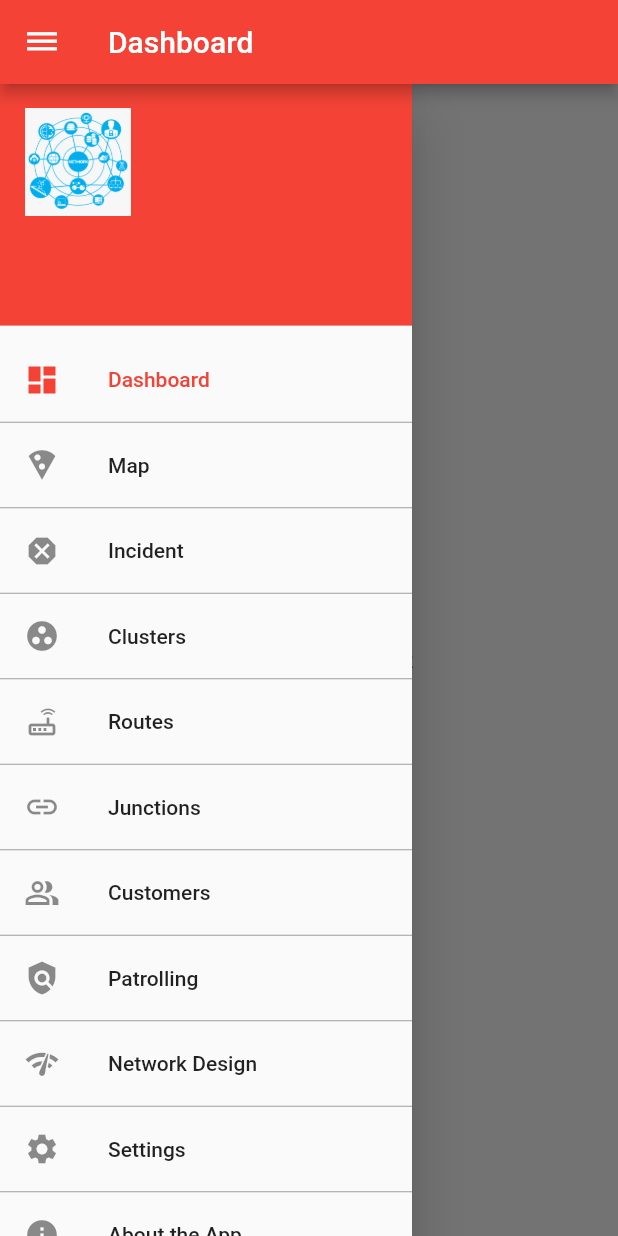
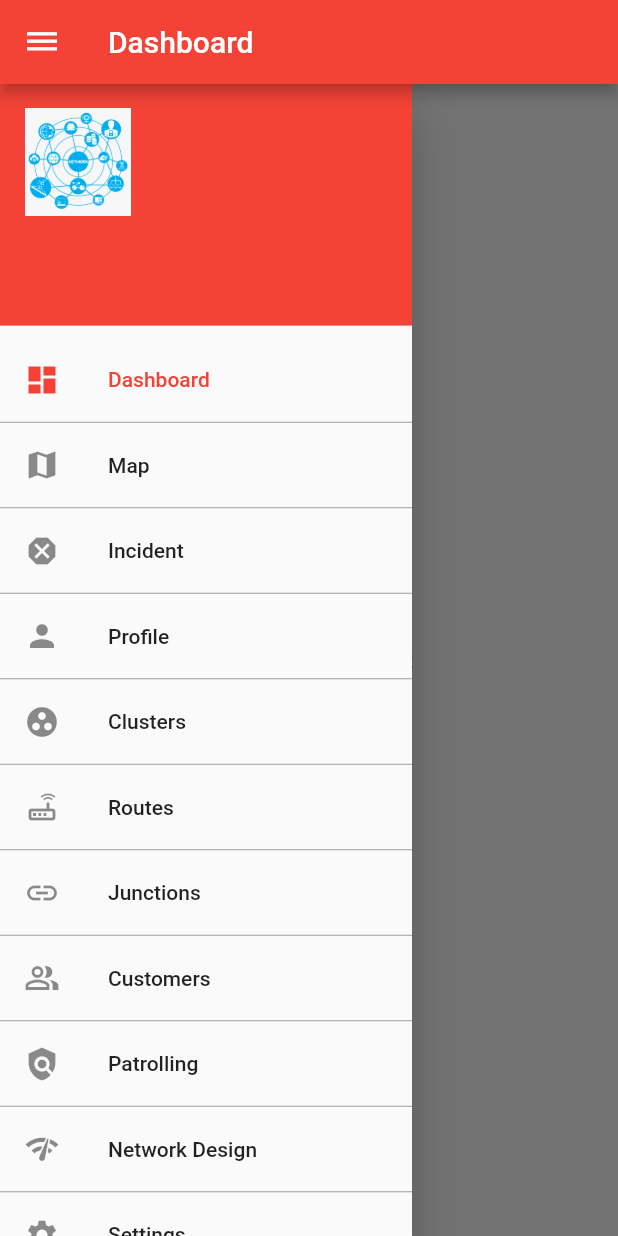
Before and after one commit to MartinMbae/sfc_network, a Flutter app: the HomePage screen opened directly, after a tap on the "dehaze" icon, on a phone screen of 412 x 824 dp. Run offline on Flutter 3.47's test engine with Material 2 defaults, Android fonts, the phone set to English and light mode, and no system bars; our stand-ins replace flutter_form_builder, flutter_screenutil, google_fonts, image_picker, shared_preferences; missing offline and left inert: ars_progress_dialog, flutter_awesome_alert_box; accounts and stored records are empty; statements that could not run were skipped.

Commit message:
Added user profile

```diff
--- a/lib/fragments/update_password.dart
+++ b/lib/fragments/update_password.dart
@@ -4,7 +4,10 @@ import 'package:flutter/material.dart';
 class UpdatePassword extends StatelessWidget {
   @override
   Widget build(BuildContext context) {
-    return  Padding(
+
+    return Scaffold(
+      appBar: AppBar(title: Text("Update Password"),),
+      body:  Padding(
         padding: EdgeInsets.symmetric(vertical: 8, horizontal: 16),
         child: ListView(
           children: [
@@ -96,6 +99,7 @@ class UpdatePassword extends StatelessWidget {
             )
           ],
         ),
+      ) ,
     );
   }
 }
--- a/lib/pages/home_page.dart
+++ b/lib/pages/home_page.dart
@@ -1,95 +1,103 @@
+import 'package:flutter/material.dart';
 import 'package:flutter_network/fragments/first_fragment.dart';
+import 'package:flutter_network/fragments/profile_page.dart';
 import 'package:flutter_network/fragments/report_incident.dart';
-import 'package:flutter_network/fragments/second_fragment.dart';
-import 'package:flutter/material.dart';
 import 'package:flutter_network/fragments/update_password.dart';
 import 'package:flutter_network/models/user.dart';
 import 'package:flutter_network/pages/login.dart';
+import 'package:flutter_network/utils/constants.dart';
 import 'package:flutter_network/utils/shared_pref.dart';
 import 'package:flutter_screenutil/flutter_screenutil.dart';
 
 class DrawerItem {
   String title;
   IconData icon;
-  DrawerItem(this.title, this.icon);
+  String tag;
+  DrawerItem({this.title, this.tag, this.icon});
 }
 
 class HomePage extends StatefulWidget {
   final drawerItems = [
-     DrawerItem("Dashboard", Icons.dashboard),
-     DrawerItem("Map", Icons.local_pizza),
-    DrawerItem("Incident", Icons.dangerous),
-     DrawerItem("Clusters", Icons.group_work),
-     DrawerItem("Routes", Icons.router_outlined),
-     DrawerItem("Junctions", Icons.link),
-     DrawerItem("Customers", Icons.people_alt_outlined),
-     DrawerItem("Patrolling", Icons.policy_sharp),
-     DrawerItem("Network Design", Icons.network_check),
-     DrawerItem("Settings", Icons.settings),
-     DrawerItem("About the App", Icons.info),
-     DrawerItem("Profile", Icons.person),
-     DrawerItem("Log out", Icons.logout),
+    DrawerItem(title: "Dashboard", icon: Icons.dashboard, tag: DASHBOARD),
+    DrawerItem(title: "Map", icon: Icons.map),
+    DrawerItem(title: "Incident", icon: Icons.dangerous, tag: INCIDENTS),
+    DrawerItem(title: "Profile", icon: Icons.person, tag: VIEW_PROFILE),
+    DrawerItem(title: "Clusters", icon: Icons.group_work),
+    DrawerItem(title: "Routes", icon: Icons.router_outlined),
+    DrawerItem(title: "Junctions", icon: Icons.link),
+    DrawerItem(title: "Customers", icon: Icons.people_alt_outlined),
+    DrawerItem(title: "Patrolling", icon: Icons.policy_sharp),
+    DrawerItem(title: "Network Design", icon: Icons.network_check),
+    DrawerItem(title: "Settings", icon: Icons.settings),
+    DrawerItem(title: "About the App", icon: Icons.info),
+    DrawerItem(title: "Profile", icon: Icons.person),
+    DrawerItem(title: "Log out", icon: Icons.logout, tag: LOGOUT),
   ];
 
   @override
   State<StatefulWidget> createState() {
-    return  HomePageState();
+    return HomePageState();
   }
 }
 
 class HomePageState extends State<HomePage> {
-  int _selectedDrawerIndex = 0;
+  String selectedDrawerTag = DASHBOARD;
+  int selectedDrawerIndex = 0;
 
-  _getDrawerItemWidget(int pos) {
-    switch (pos) {
-      case 0:
-        return  FirstFragment();
-      case 1:
-        return  SecondFragment();
-      case 2:
-        return  UpdatePassword();
-      case 3:
-        return  ReportIncident();
-      case 4:
-        return  UpdatePassword();
+  User loggedInUser;
+
+  _getDrawerItemWidget(String drawer_tag) {
+    switch (drawer_tag) {
+      case DASHBOARD:
+        return FirstFragment();
+      case UPDATE_PROFILE:
+        return UpdatePassword();
+      case VIEW_PROFILE:
+        return ProfilePage(loggedInUser: loggedInUser,);
+      case INCIDENTS:
+        return ReportIncident();
       default:
-        return  Text("Error");
+        return Text("Error");
     }
-  }
-
-  _onSelectItem(int index) {
-    setState(() => _selectedDrawerIndex = index);
-    Navigator.of(context).pop(); // close the drawer
   }
 
   @override
   Widget build(BuildContext context) {
-
     final screenHeight = MediaQuery.of(context).size.height;
     List<Widget> drawerOptions = [];
     for (var i = 0; i < widget.drawerItems.length; i++) {
       var d = widget.drawerItems[i];
-      drawerOptions.add(
-          Column(
+      drawerOptions.add(Column(
         children: [
           ListTile(
-              leading:  Icon(d.icon),
-              title:  Text(d.title),
-              selected: i == _selectedDrawerIndex,
-              onTap: () => _onSelectItem(i),
+            leading: Icon(d.icon),
+            title: Text(d.title),
+            selected: d.tag == selectedDrawerTag,
+            onTap: () async{
+              if (d.tag == LOGOUT){
+                SessionManager prefs = SessionManager();
+                await prefs.logout();
+                Navigator.pushReplacement(context, MaterialPageRoute(builder: (context) => LoginPage()));
+                return;
+              }
+
+              setState(() {
+                selectedDrawerTag = d.tag;
+                selectedDrawerIndex = i;
+              });
+              Navigator.of(context).pop();
+            },
           ),
           Divider(
             height: 1,
             color: Colors.grey,
           ),
         ],
-          )
-      );
+      ));
     }
     GlobalKey<ScaffoldState> _scaffoldKey = new GlobalKey();
 
-    Future<User> getUserDetails() async{
-      await Future.delayed(Duration(seconds: 3));
+    Future<User> getUserDetails() async {
       SessionManager prefs = SessionManager();
       String firstName = await prefs.getFirstName();
       String lastName = await prefs.getLastName();
@@ -97,15 +105,20 @@ class HomePageState extends State<HomePage> {
       String email = await prefs.getEmail();
       String phone = await prefs.getPhone();
       int id = await prefs.getId();
-
-      User loggedInUser = User(id: id, firstName: firstName, lastName: lastName, username: username, email: email, phone: phone );
+      loggedInUser = User(
+          id: id,
+          firstName: firstName,
+          lastName: lastName,
+          username: username,
+          email: email,
+          phone: phone);
       return loggedInUser;
     }
 
-    return  Scaffold(
+    return Scaffold(
       primary: true,
-      appBar:  AppBar(
-      title:  Text(widget.drawerItems[_selectedDrawerIndex].title),
+      appBar: AppBar(
+        title: Text(widget.drawerItems[selectedDrawerIndex].title),
         leading: IconButton(
             icon: Icon(Icons.dehaze),
             onPressed: () {
@@ -118,38 +131,35 @@ class HomePageState extends State<HomePage> {
       ),
       body: Scaffold(
         key: _scaffoldKey,
-        drawer:  Container(
+        drawer: Container(
           width: 240.w,
           child: Drawer(
-            child:  SingleChildScrollView(
+            child: SingleChildScrollView(
               child: Column(
                 children: <Widget>[
                   FutureBuilder(
-                      builder: (context, snapshot){
-                        if (snapshot.hasData){
+                    builder: (context, snapshot) {
+                      if (snapshot.hasData) {
                         User loggedInUser = snapshot.data;
-
-                          print(loggedInUser.username);
-
                         return UserAccountsDrawerHeader(
-                            accountName:  Text("${loggedInUser.firstName} ${loggedInUser.lastName}"),
+                          accountName: Text(
+                              "${loggedInUser.firstName} ${loggedInUser.lastName}"),
                           accountEmail: Text("${loggedInUser.email}"),
                           currentAccountPicture: Image.asset('assets/net1.png'),
                         );
-                        }else if (snapshot.hasError){
+                      } else if (snapshot.hasError) {
                         return UserAccountsDrawerHeader(
-                            accountName:  Text("Error fetching..."),
+                          accountName: Text("Error fetching..."),
                           accountEmail: Text("Error fetching"),
                           currentAccountPicture: Image.asset('assets/net1.png'),
                         );
-                        }else{
+                      } else {
                         return UserAccountsDrawerHeader(
-                            accountName:  CircularProgressIndicator(),
+                          accountName: CircularProgressIndicator(),
                           accountEmail: CircularProgressIndicator(),
                           currentAccountPicture: Image.asset('assets/net1.png'),
                         );
                       }
-
                     },
                     future: getUserDetails(),
                   ),
@@ -159,7 +169,7 @@ class HomePageState extends State<HomePage> {
             ),
           ),
         ),
-        body: _getDrawerItemWidget(_selectedDrawerIndex),
+        body:   _getDrawerItemWidget(selectedDrawerTag),
       ),
     );
   }
--- /dev/null
+++ b/lib/utils/constants.dart
@@ -0,0 +1,6 @@
+
+const String DASHBOARD = "dashboard";
+const String INCIDENTS = "incidents";
+const String LOGOUT = "logout";
+const String UPDATE_PROFILE = "update_profile";
+const String VIEW_PROFILE = "view_profile";
--- a/lib/utils/shared_pref.dart
+++ b/lib/utils/shared_pref.dart
@@ -66,5 +66,9 @@ class SessionManager {
     return pref.getInt(this.id) ?? null;
   }
 
+  Future<void> logout() async {
+    final SharedPreferences prefs = await SharedPreferences.getInstance();
+    prefs.clear();
+  }
 
 }
```
Also changed, not shown: lib/fragments/profile_page.dart (added, +291 -0 lines), lib/fragments/second_fragment.dart (deleted, +0 -12 lines), lib/fragments/third_fragment.dart (deleted, +0 -12 lines), lib/pages/login.dart (+10 -7 lines), assets/as.png (added), assets/email_icon.png (added), assets/password_icon.png (added), assets/user_icon.png (added). Lines whose indentation alone changed are shown as unchanged.
